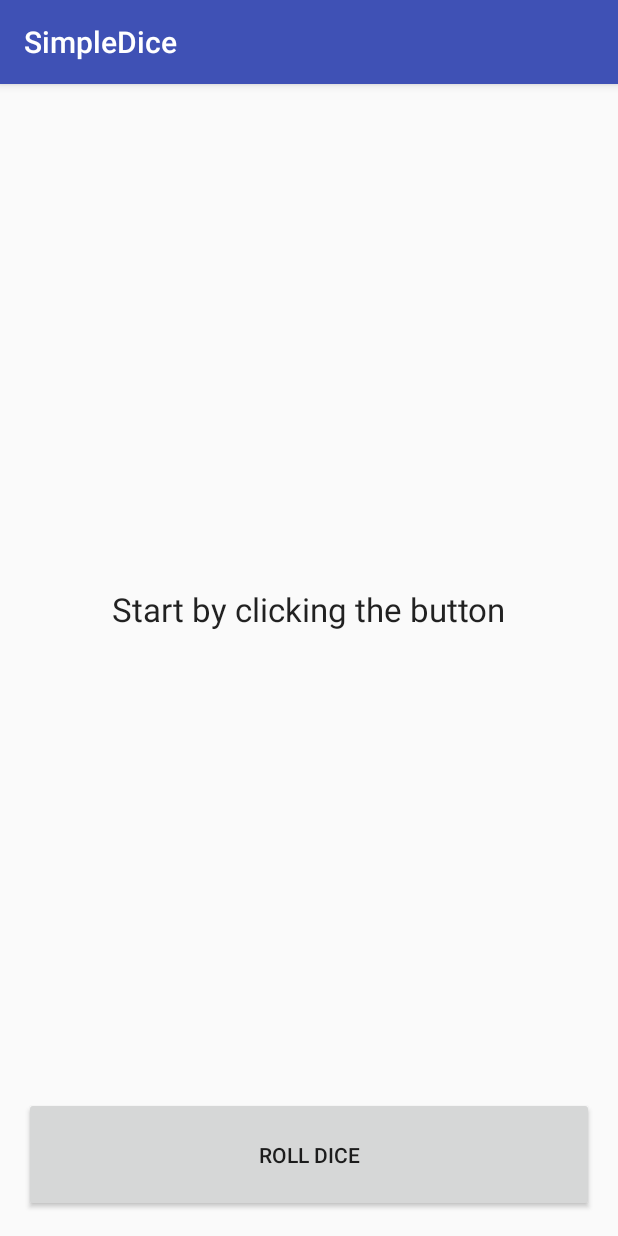
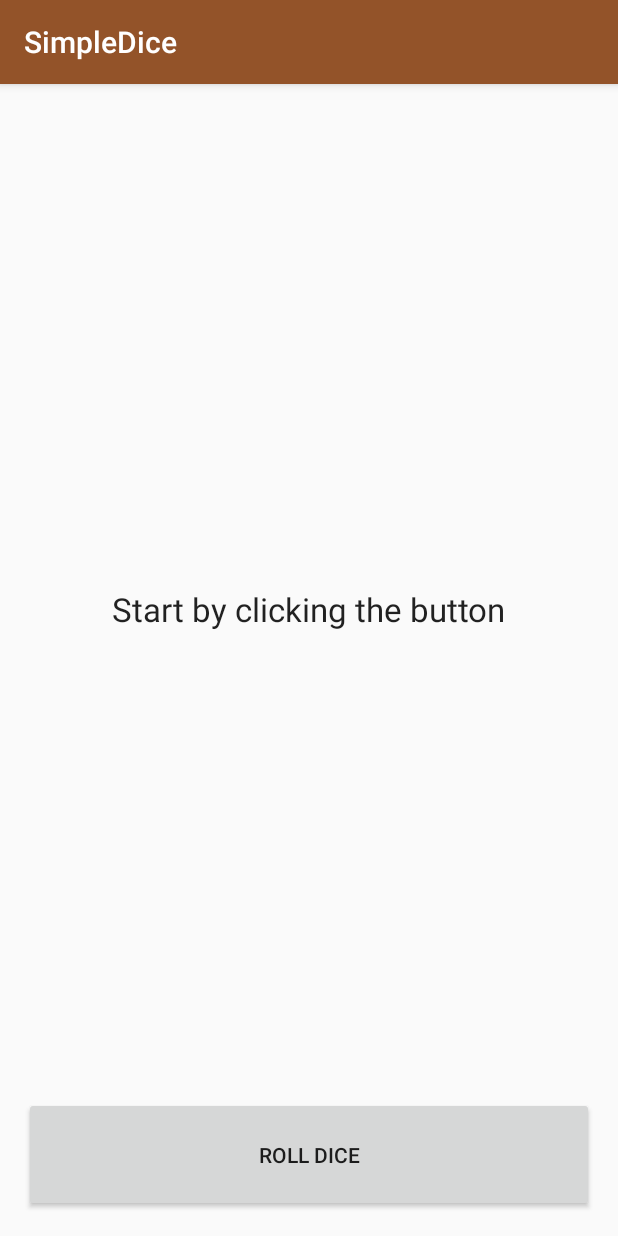
Before and after one commit to Shashank-1801/Android, an Android app: the screen it shows after launch (DiceyActivity), on a phone screen of 412 x 824 dp. Run offline under Robolectric (Android 15) with nearby library versions, the phone set to English and light mode, and no system bars.

Commit message:
ui changes in theme colors

```diff
--- a/SimpleDice/app/build.gradle
+++ b/SimpleDice/app/build.gradle
@@ -9,8 +9,8 @@ android {
         applicationId "in.shekhar.simpledice2"
         minSdkVersion 14
         targetSdkVersion 23
-        versionCode 5
-        versionName '5'
+        versionCode 6
+        versionName 'Version 6 (3e44484a)'
     }
     buildTypes {
         release {
--- a/SimpleDice/app/src/main/res/values/colors.xml
+++ b/SimpleDice/app/src/main/res/values/colors.xml
@@ -1,7 +1,8 @@
 <?xml version="1.0" encoding="utf-8"?>
 <resources>
-    <color name="colorPrimary">#3F51B5</color>
-    <color name="colorPrimaryDark">#303F9F</color>
+    <color name="colorPrimary">#935329</color>
+    <color name="colorPrimaryDark">#4e1d1d</color>
+    <color name="foregrnd">#FFF</color>
     <color name="colorAccent">#FF4081</color>
     <color name="splashBackground">#ffff99</color>
 </resources>
--- a/SimpleDice/app/src/main/res/values/styles.xml
+++ b/SimpleDice/app/src/main/res/values/styles.xml
@@ -5,6 +5,7 @@
         <!-- Customize your theme here. -->
         <item name="colorPrimary">@color/colorPrimary</item>
         <item name="colorPrimaryDark">@color/colorPrimaryDark</item>
+        <item name="primary_text_default_material_dark">@color/foregrnd</item>
         <item name="colorAccent">@color/colorAccent</item>
     </style>
 
--- a/SimpleDice/build.gradle
+++ b/SimpleDice/build.gradle
@@ -5,7 +5,7 @@ buildscript {
         jcenter()
     }
     dependencies {
-        classpath 'com.android.tools.build:gradle:1.5.0'
+        classpath 'com.android.tools.build:gradle:2.1.3'
 
         // NOTE: Do not place your application dependencies here; they belong
         // in the individual module build.gradle files
```
Also changed, not shown: SimpleDice/gradle/wrapper/gradle-wrapper.properties.
